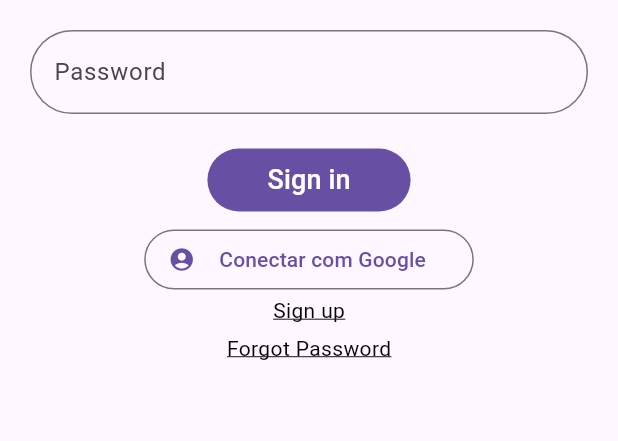
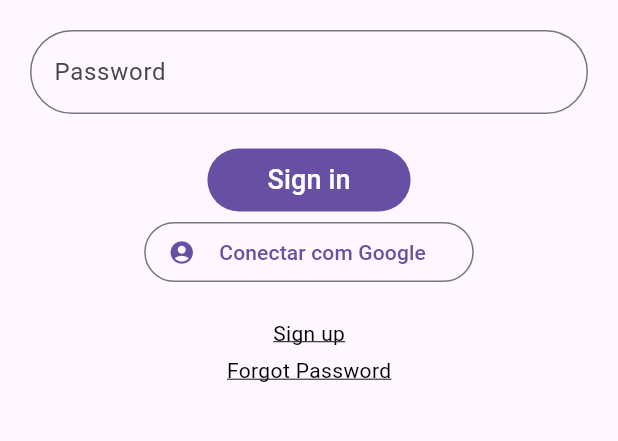
Before and after one commit to lhaislla/fpa, a Flutter app: the screen it shows after launch, on a phone screen of 412 x 824 dp, the part 594-1035 px from its top. Run offline on Flutter 3.47's test engine with Material 3 defaults, Android fonts, the light colour scheme and no system bars.

Commit message:
Fluxo das telas de login

```diff
--- a/lib/views/LoginScreen/login.dart
+++ b/lib/views/LoginScreen/login.dart
@@ -36,13 +36,13 @@
                 onPressed: () {},
                 text: 'Sign in',
               ),
-              SizedBox(height: 5),
               SecondButton(
                 padding: "8",
                 onPressed: () async {},
                 icon: Icons.account_circle,
                 text: 'Conectar com Google',
               ),
+              SizedBox(height: 20),
               GestureDetector(
                 onTap: () {
                   Navigator.push(
--- a/lib/views/LoginScreen/reset_password.dart
+++ b/lib/views/LoginScreen/reset_password.dart
@@ -24,7 +24,7 @@
               SizedBox(height: 20),
               DefaultButton(
                 onPressed: () {
-                  // Lógica de cadastro
+                  // Lógica de reset de senha
                 },
                 text: 'Send password \nin this email',
               ),
```
